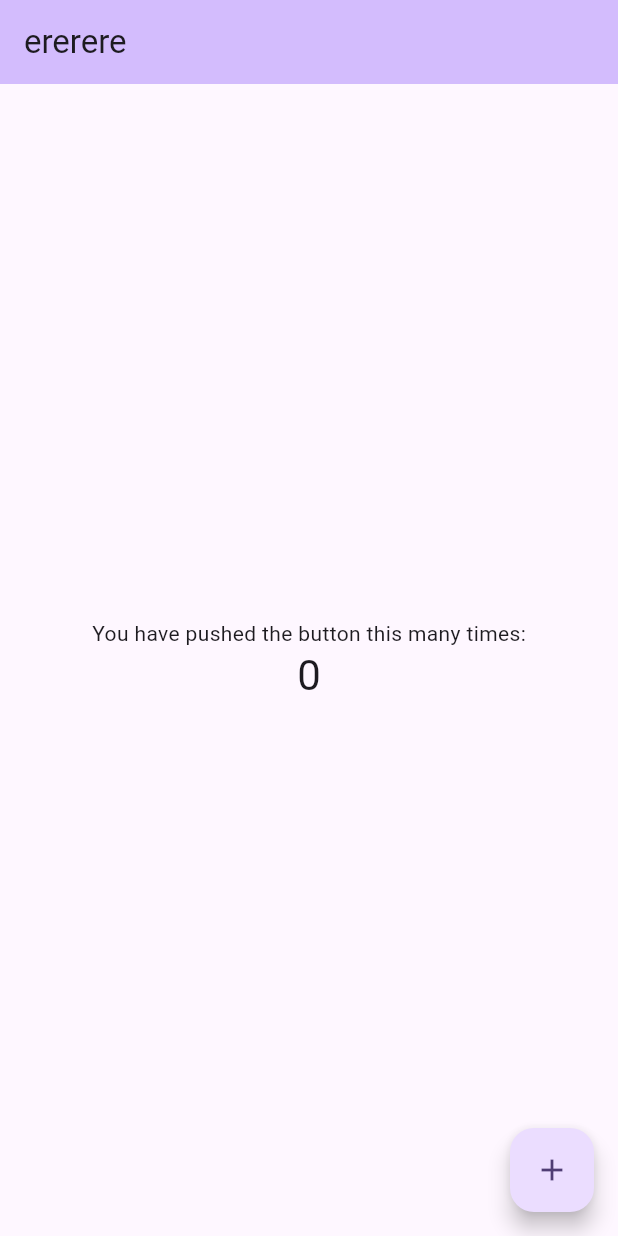
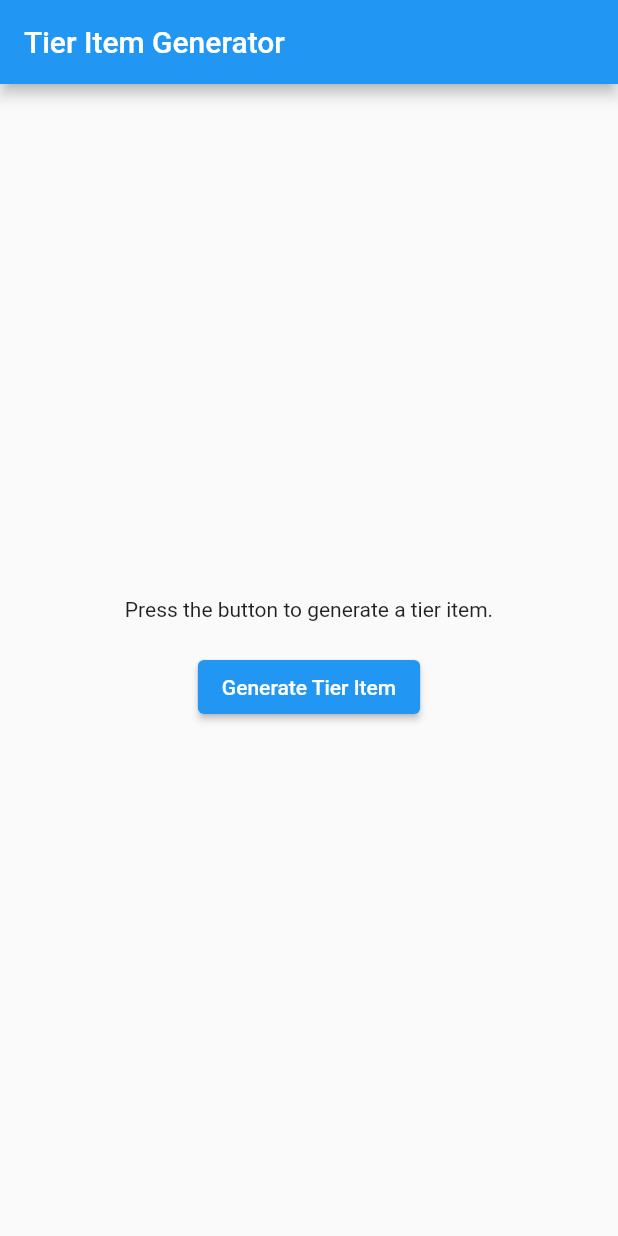
Before and after one commit to darkfat123/Bloc_RandomItem_Application, a Flutter app: the screen it shows after launch, on a phone screen of 412 x 824 dp. Run offline on Flutter 3.47's test engine with Material 2 defaults, Android fonts, the phone set to English and light mode, and no system bars; our stand-ins replace bloc, equatable, flutter_bloc.

Commit message:
create bloc and edit main

```diff
--- /dev/null
+++ b/lib/bloc/tier_item_bloc.dart
@@ -0,0 +1,37 @@
+import 'dart:math';
+import 'package:bloc/bloc.dart';
+import 'package:equatable/equatable.dart';
+
+part 'tier_item_event.dart';
+part 'tier_item_state.dart';
+
+class TierItemBloc extends Bloc<TierItemEvent, TierItemState> {
+  TierItemBloc() : super(TierItemInitial());
+
+  @override
+  Stream<TierItemState> mapEventToState(TierItemEvent event) async* {
+    if (event is GenerateRandomNumber) {
+      final randomNumber = _generateRandomNumber();
+      yield _mapNumberToTier(randomNumber);
+    }
+  }
+
+  int _generateRandomNumber() {
+    final random = Random();
+    return random.nextInt(100) + 1; // สุ่มตัวเลข 1-100
+  }
+
+  TierItemState _mapNumberToTier(int number) {
+    if (number >= 1 && number <= 5) {
+      return SPlusTierItem();
+    } else if (number >= 6 && number <= 20) {
+      return STierItem();
+    } else if (number >= 21 && number <= 50) {
+      return ATierItem();
+    } else if (number >= 51 && number <= 90) {
+      return BTierItem();
+    } else {
+      return CTierItem();
+    }
+  }
+}
--- /dev/null
+++ b/lib/bloc/tier_item_event.dart
@@ -0,0 +1,10 @@
+part of 'tier_item_bloc.dart';
+
+abstract class TierItemEvent extends Equatable {
+  const TierItemEvent();
+
+  @override
+  List<Object> get props => [];
+}
+
+class GenerateRandomNumber extends TierItemEvent {}
--- /dev/null
+++ b/lib/bloc/tier_item_state.dart
@@ -0,0 +1,35 @@
+part of 'tier_item_bloc.dart';
+
+abstract class TierItemState extends Equatable {
+  const TierItemState();
+
+  @override
+  List<Object> get props => [];
+}
+
+class TierItemInitial extends TierItemState {}
+
+class SPlusTierItem extends TierItemState {
+  @override
+  List<Object> get props => [];
+}
+
+class STierItem extends TierItemState {
+  @override
+  List<Object> get props => [];
+}
+
+class ATierItem extends TierItemState {
+  @override
+  List<Object> get props => [];
+}
+
+class BTierItem extends TierItemState {
+  @override
+  List<Object> get props => [];
+}
+
+class CTierItem extends TierItemState {
+  @override
+  List<Object> get props => [];
+}
--- a/lib/main.dart
+++ b/lib/main.dart
@@ -1,125 +1,64 @@
 import 'package:flutter/material.dart';
+import 'package:flutter_bloc/flutter_bloc.dart';
+
+import 'bloc/tier_item_bloc.dart';
 
 void main() {
-  runApp(const MyApp());
+  runApp(MyApp());
 }
 
 class MyApp extends StatelessWidget {
-  const MyApp({super.key});
-
-  // This widget is the root of your application.
   @override
   Widget build(BuildContext context) {
     return MaterialApp(
-      title: 'eieasdasdassdadsadas',
-      theme: ThemeData(
-        // This is the theme of your application.
-        //
-        // TRY THIS: Try running your application with "flutter run". You'll see
-        // the application has a blue toolbar. Then, without quitting the app,
-        // try changing the seedColor in the colorScheme below to Colors.green
-        // and then invoke "hot reload" (save your changes or press the "hot
-        // reload" button in a Flutter-supported IDE, or press "r" if you used
-        // the command line to start the app).
-        //
-        // Notice that the counter didn't reset back to zero; the application
-        // state is not lost during the reload. To reset the state, use hot
-        // restart instead.
-        //
-        // This works for code too, not just values: Most code changes can be
-        // tested with just a hot reload.
-        colorScheme: ColorScheme.fromSeed(seedColor: Colors.deepPurple),
-        useMaterial3: true,
+      home: BlocProvider(
+        create: (context) => TierItemBloc(),
+        child: MyHomePage(),
       ),
-      home: const MyHomePage(title: 'ererere'),
     );
   }
 }
 
-class MyHomePage extends StatefulWidget {
-  const MyHomePage({super.key, required this.title});
-
-  // This widget is the home page of your application. It is stateful, meaning
-  // that it has a State object (defined below) that contains fields that affect
-  // how it looks.
-
-  // This class is the configuration for the state. It holds the values (in this
-  // case the title) provided by the parent (in this case the App widget) and
-  // used by the build method of the State. Fields in a Widget subclass are
-  // always marked "final".
-
-  final String title;
-
-  @override
-  State<MyHomePage> createState() => _MyHomePageState();
-}
-
-class _MyHomePageState extends State<MyHomePage> {
-  int _counter = 0;
-
-  void _incrementCounter() {
-    setState(() {
-      // This call to setState tells the Flutter framework that something has
-      // changed in this State, which causes it to rerun the build method below
-      // so that the display can reflect the updated values. If we changed
-      // _counter without calling setState(), then the build method would not be
-      // called again, and so nothing would appear to happen.
-      _counter++;
-    });
-  }
-
+class MyHomePage extends StatelessWidget {
   @override
   Widget build(BuildContext context) {
-    // This method is rerun every time setState is called, for instance as done
-    // by the _incrementCounter method above.
-    //
-    // The Flutter framework has been optimized to make rerunning build methods
-    // fast, so that you can just rebuild anything that needs updating rather
-    // than having to individually change instances of widgets.
     return Scaffold(
       appBar: AppBar(
-        // TRY THIS: Try changing the color here to a specific color (to
-        // Colors.amber, perhaps?) and trigger a hot reload to see the AppBar
-        // change color while the other colors stay the same.
-        backgroundColor: Theme.of(context).colorScheme.inversePrimary,
-        // Here we take the value from the MyHomePage object that was created by
-        // the App.build method, and use it to set our appbar title.
-        title: Text(widget.title),
+        title: Text('Tier Item Generator'),
       ),
       body: Center(
-        // Center is a layout widget. It takes a single child and positions it
-        // in the middle of the parent.
         child: Column(
-          // Column is also a layout widget. It takes a list of children and
-          // arranges them vertically. By default, it sizes itself to fit its
-          // children horizontally, and tries to be as tall as its parent.
-          //
-          // Column has various properties to control how it sizes itself and
-          // how it positions its children. Here we use mainAxisAlignment to
-          // center the children vertically; the main axis here is the vertical
-          // axis because Columns are vertical (the cross axis would be
-          // horizontal).
-          //
-          // TRY THIS: Invoke "debug painting" (choose the "Toggle Debug Paint"
-          // action in the IDE, or press "p" in the console), to see the
-          // wireframe for each widget.
           mainAxisAlignment: MainAxisAlignment.center,
-          children: <Widget>[
-            const Text(
-              'You have pushed the button this many times:',
+          children: [
+            BlocBuilder<TierItemBloc, TierItemState>(
+              builder: (context, state) {
+                if (state is TierItemInitial) {
+                  return Text('Press the button to generate a tier item.');
+                } else if (state is SPlusTierItem) {
+                  return Text('S+ Tier Item');
+                } else if (state is STierItem) {
+                  return Text('S Tier Item');
+                } else if (state is ATierItem) {
+                  return Text('A Tier Item');
+                } else if (state is BTierItem) {
+                  return Text('B Tier Item');
+                } else if (state is CTierItem) {
+                  return Text('C Tier Item');
+                } else {
+                  return Text('Unknown Tier Item');
+                }
+              },
             ),
-            Text(
-              '$_counter',
-              style: Theme.of(context).textTheme.headlineMedium,
+            SizedBox(height: 20),
+            ElevatedButton(
+              onPressed: () {
+                BlocProvider.of<TierItemBloc>(context).add(GenerateRandomNumber());
+              },
+              child: Text('Generate Tier Item'),
             ),
           ],
         ),
       ),
-      floatingActionButton: FloatingActionButton(
-        onPressed: _incrementCounter,
-        tooltip: 'Increment',
-        child: const Icon(Icons.add),
-      ), // This trailing comma makes auto-formatting nicer for build methods.
     );
   }
 }
--- a/pubspec.yaml
+++ b/pubspec.yaml
@@ -30,6 +30,8 @@ environment:
 dependencies:
   flutter:
     sdk: flutter
+  flutter_bloc: ^7.0.0
+  equatable: ^2.0.3
 
 
   # The following adds the Cupertino Icons font to your application.
```
Also changed, not shown: pubspec.lock.
